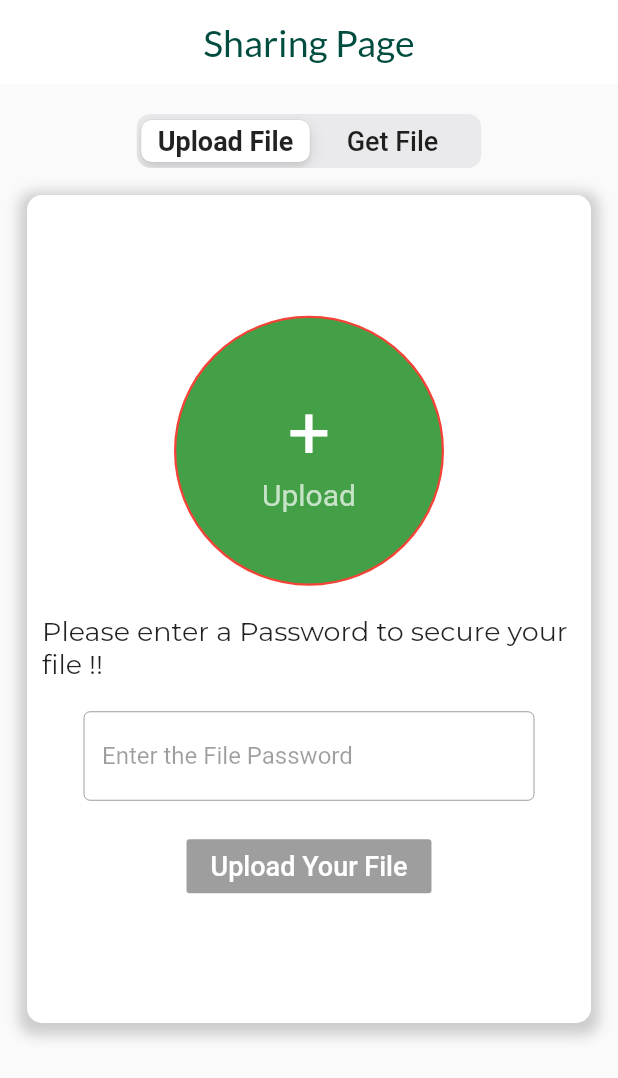
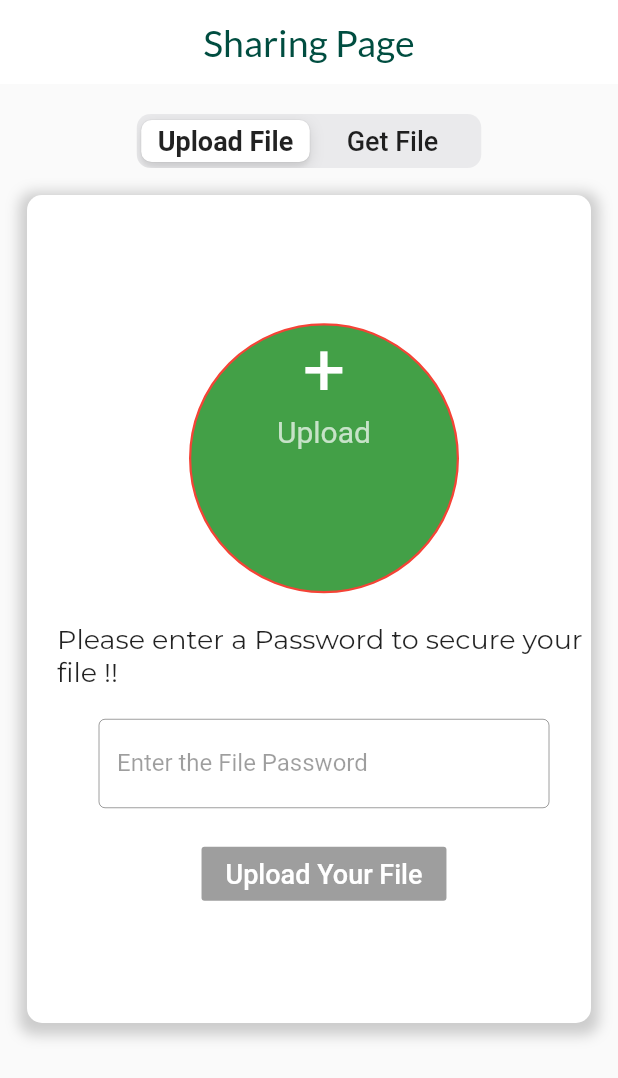
Before and after one commit to SiddhantJaiswal-0125/EncryptU, a Flutter app: the SharingScreen screen opened by its route, on a phone screen of 412 x 824 dp. Shown: the top 1078 px of the screen. Run offline on Flutter 3.47's test engine with Material 2 defaults, Android fonts, the light colour scheme and no system bars; our stand-ins replace cloud_firestore, curved_navigation_bar, file_picker, firebase_auth, firebase_core, firebase_storage and 4 more; accounts and stored records are empty; network calls fail; Roboto replaces fonts that are missing (Abel).

Commit message:
UI Functioning

```diff
--- a/lib/Screens/send_screen.dart
+++ b/lib/Screens/send_screen.dart
@@ -31,7 +31,7 @@ class _SendScreenState extends State<SendScreen> {
   Widget build(BuildContext context) {
     return Container(
       width: MediaQuery.of(context).size.width,
-      padding: EdgeInsets.all(10),
+      padding: EdgeInsets.only(left: 20,top: 10),
       child: Column(
         mainAxisAlignment: MainAxisAlignment.center,
         children: [
@@ -60,7 +60,7 @@ class _SendScreenState extends State<SendScreen> {
                         color: Colors.white,
                       )
                     : Column(
-                        mainAxisAlignment: MainAxisAlignment.center,
+                        mainAxisAlignment: MainAxisAlignment.start,
                         children: [
                           Text(
                             "+",
--- a/lib/Utils/firebase_services.dart
+++ b/lib/Utils/firebase_services.dart
@@ -167,7 +167,7 @@ class FirebaseServices {
       if (querySnapshot != null) {
         querySnapshot.docs.forEach((doc) {
           print("PRINTING");
-          print(doc["name"]);
+          print("USER NAME "+doc["name"]);
         });
       } else
         print("QUERY SNAPSHOT IS NULL");
```
Also changed, not shown: lib/Screens/settings_screen.dart (+18 -0 lines).
